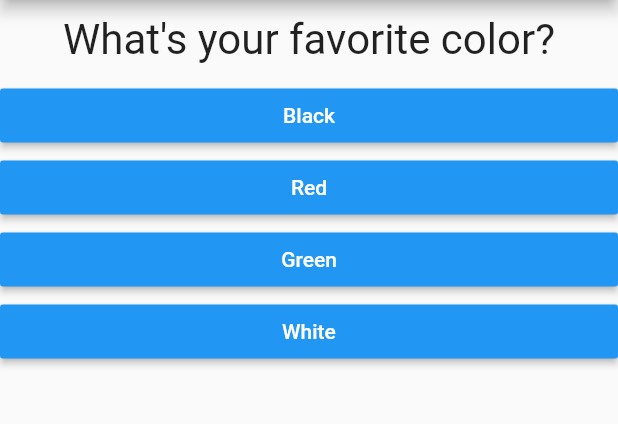
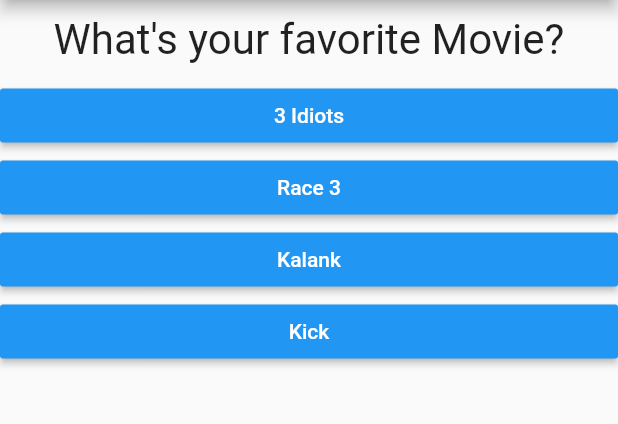
Before and after one commit to Samkit3004/quiz_final, a Flutter app: the screen it shows after launch, on a phone screen of 412 x 824 dp, the part 84-508 px from its top. Run offline on Flutter 3.47's test engine with Material 2 defaults, Android fonts, the phone set to English and light mode, and no system bars.

Commit message:
Update main.dart

```diff
--- a/lib/main.dart
+++ b/lib/main.dart
@@ -2,16 +2,13 @@ import 'package:flutter/material.dart';
 
 import './quiz.dart';
 import './result.dart';
-// void main() {
-//   runApp(MyApp());
-// }
+
 
 void main() => runApp(MyApp());
 
 class MyApp extends StatefulWidget {
   @override
   State<StatefulWidget> createState() {
-    // TODO: implement createState
     return _MyAppState();
   }
 }
@@ -19,21 +16,21 @@ class MyApp extends StatefulWidget {
 class _MyAppState extends State<MyApp> {
   final _questions = const [
     {
-      'questionText': 'What\'s your favorite color?',
+      'questionText': 'What\'s your favorite Movie?',
       'answers': [
-        {'text': 'Black', 'score': 10},
-        {'text': 'Red', 'score': 5},
-        {'text': 'Green', 'score': 3},
-        {'text': 'White', 'score': 1},
+        {'text': '3 Idiots', 'score': 10},
+        {'text': 'Race 3', 'score': 1},
+        {'text': 'Kalank', 'score': 3},
+        {'text': 'Kick', 'score': 2},
       ],
     },
     {
-      'questionText': 'What\'s your favorite animal?',
+      'questionText': 'What\'s your favorite singer?',
       'answers': [
-        {'text': 'Rabbit', 'score': 3},
-        {'text': 'Snake', 'score': 11},
-        {'text': 'Elephant', 'score': 5},
-        {'text': 'Lion', 'score': 9},
+        {'text': 'Badshah', 'score': 3},
+        {'text': 'Mukesh', 'score': 11},
+        {'text': 'Darshan Raval', 'score': 7},
+        {'text': 'Arijit Singh', 'score': 9},
       ],
     },
   ];
```
